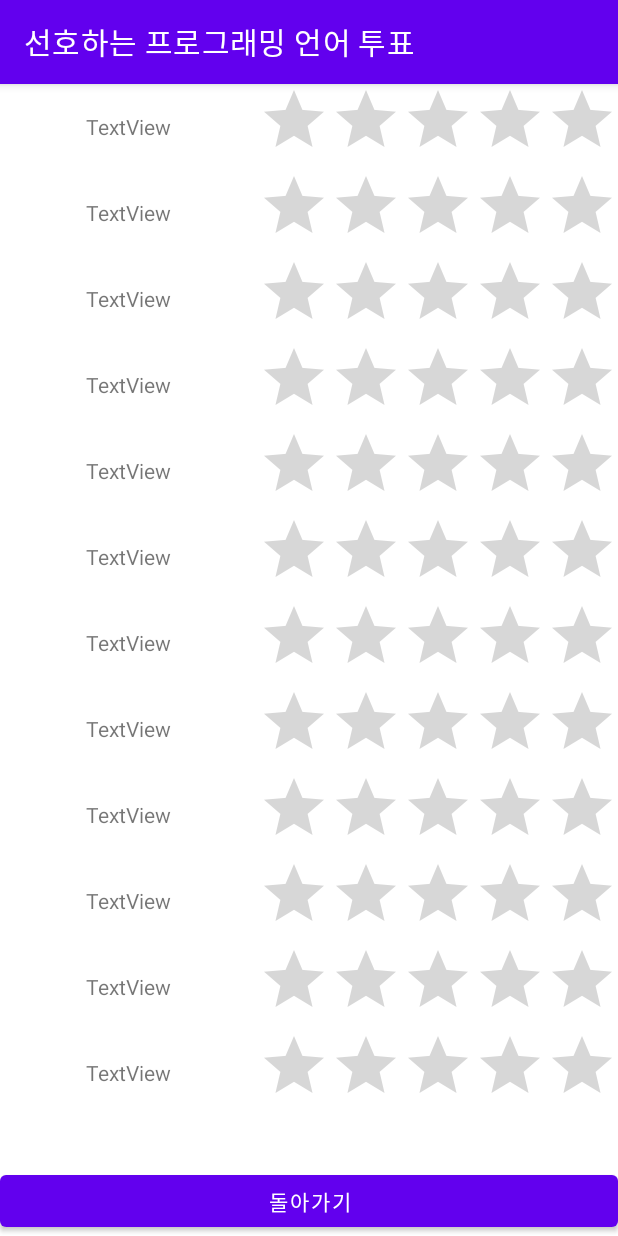
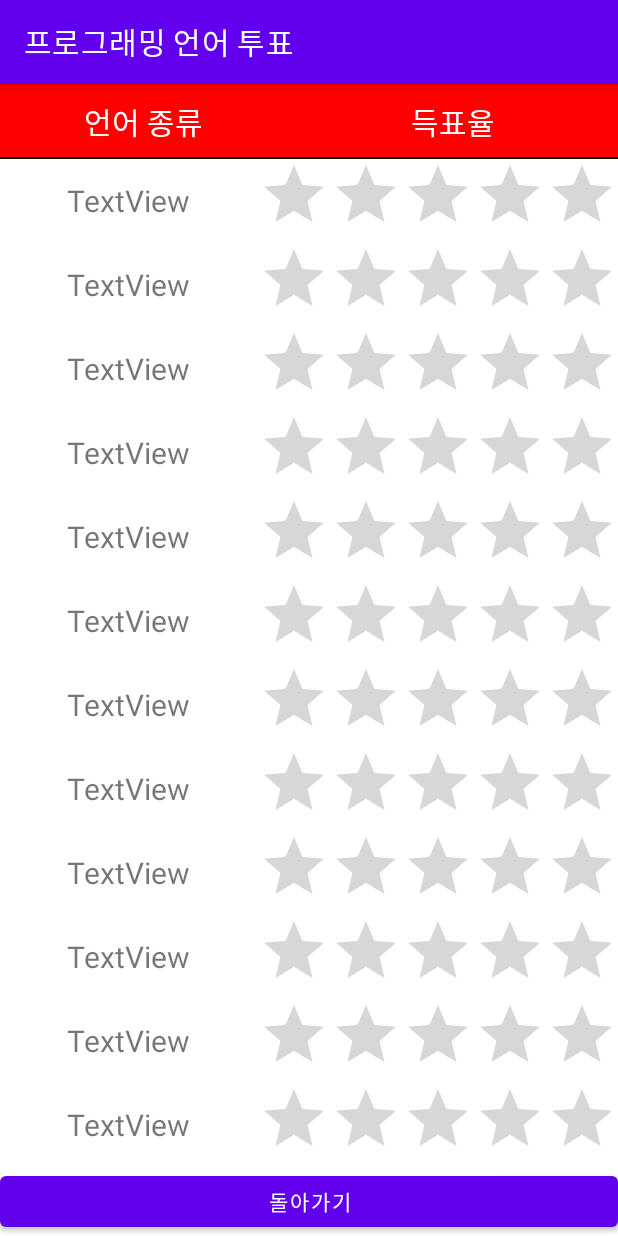
Before and after one commit to estellabridge/project_android, an Android app: the ResultActivity screen opened directly, with no data from a screen before it, on a phone screen of 412 x 824 dp. Run offline under Robolectric (Android 15) with nearby library versions, the phone set to English and light mode, and no system bars; 3 statements that could not run were skipped.

Commit message:
result refresh

```diff
--- a/app/src/main/AndroidManifest.xml
+++ b/app/src/main/AndroidManifest.xml
@@ -8,7 +8,7 @@
         android:dataExtractionRules="@xml/data_extraction_rules"
         android:fullBackupContent="@xml/backup_rules"
         android:icon="@mipmap/ic_launcher"
-        android:label="선호하는 프로그래밍 언어 투표"
+        android:label="프로그래밍 언어 투표"
         android:roundIcon="@mipmap/ic_launcher_round"
         android:supportsRtl="true"
         android:theme="@style/Theme.MyApplication"
--- a/app/src/main/res/layout/activity_main.xml
+++ b/app/src/main/res/layout/activity_main.xml
@@ -15,20 +15,20 @@
             android:layout_width="match_parent"
             android:layout_height="wrap_content"
             android:gravity="center"
-            android:text="선호하는 프로그래밍 언어 투표 앱입니다."/>
+            android:text="선호하는 프로그래밍 언어 투표하는 앱입니다."/>
 
         <TextView
             android:layout_width="match_parent"
             android:layout_height="wrap_content"
             android:gravity="center"
-            android:layout_margin_top="20dp"
+            android:layout_marginTop="20dp"
             android:layout_marginBottom="20dp"
             android:text="원하는 항목을 터치하면 투표되고 득표수를 알려줍니다."/>
 
         <ImageView
             android:layout_width="wrap_content"
             android:layout_height="200dp"
-            android:layout_margin_top="30dp"
+            android:layout_marginTop="30dp"
             android:layout_marginBottom="30dp"
             android:src="@drawable/how_to_use"/>
 
@@ -37,13 +37,14 @@
             android:layout_height="wrap_content"
             android:gravity="center"
             android:layout_marginBottom="20dp"
-            android:text="투표가 완료 되었으면 '투표종료'를 터치하면 결과창을 보여줍니다."/>
+            android:text="투표가 완료 후 '투표종료'를 터치하면 결과창을 보여줍니다."/>
 
         <Button
             android:id="@+id/start_vote"
             android:layout_width="wrap_content"
             android:layout_height="wrap_content"
-            android:text="투표 시작!!"/>
+            android:text="투표 시작!!"
+            />
     </LinearLayout>
 
 
--- a/app/src/main/res/layout/result.xml
+++ b/app/src/main/res/layout/result.xml
@@ -1,29 +1,65 @@
 <?xml version="1.0" encoding="utf-8"?>
-<androidx.constraintlayout.widget.ConstraintLayout
-    xmlns:android="http://schemas.android.com/apk/res/android"
+<androidx.constraintlayout.widget.ConstraintLayout xmlns:android="http://schemas.android.com/apk/res/android"
     xmlns:app="http://schemas.android.com/apk/res-auto"
     xmlns:tools="http://schemas.android.com/tools"
     android:layout_width="match_parent"
     android:layout_height="match_parent"
+    android:orientation="vertical"
     tools:context=".ResultActivity">
 
 
     <TableLayout
-        android:layout_width="match_parent"
-        android:layout_height="match_parent"
+        android:id="@+id/tableLayout"
+        android:layout_width="0dp"
+        android:layout_height="wrap_content"
+        android:background="#000000"
+        android:gravity="center_horizontal"
         android:stretchColumns="0"
-        android:gravity="center_horizontal">
+        app:layout_constraintEnd_toEndOf="parent"
+        app:layout_constraintStart_toStartOf="parent"
+        app:layout_constraintTop_toTopOf="parent">
 
         <TableRow
             android:layout_width="match_parent"
-            android:layout_height="match_parent">
+            android:layout_height="wrap_content"
+            android:layout_marginBottom="1dp"
+            android:background="#FF0000"
+            android:layout_weight="1"
+            android:padding="10dp"
+            >
+
+            <TextView
+                android:layout_width="wrap_content"
+                android:layout_height="wrap_content"
+                android:layout_gravity="center"
+                android:text="언어 종류"
+                android:textColor="#FFFFFF"
+                android:textSize="20dp" />
+
+            <TextView
+                android:layout_width="wrap_content"
+                android:layout_height="wrap_content"
+                android:layout_gravity="center"
+                android:text="득표율"
+                android:textColor="#FFFFFF"
+                android:textSize="20dp" />
+
+
+        </TableRow>
+
+        <TableRow
+            android:layout_width="match_parent"
+            android:layout_height="match_parent"
+            android:background="#FFFFFF"
+            android:layout_weight="1">
 
             <TextView
                 android:id="@+id/tv01"
                 android:layout_width="wrap_content"
                 android:layout_height="wrap_content"
                 android:layout_gravity="center"
-                android:text="TextView" />
+                android:text="TextView"
+                android:textSize="20dp" />
 
             <RatingBar
                 android:id="@+id/rBar01"
@@ -32,15 +68,18 @@
         </TableRow>
 
         <TableRow
+            android:layout_width="wrap_content"
             android:layout_height="wrap_content"
-            android:layout_width="wrap_content">
+            android:background="#FFFFFF"
+            android:layout_weight="1">
 
             <TextView
                 android:id="@+id/tv02"
                 android:layout_width="wrap_content"
                 android:layout_height="wrap_content"
                 android:layout_gravity="center"
-                android:text="TextView" />
+                android:text="TextView"
+                android:textSize="20dp" />
 
             <RatingBar
                 android:id="@+id/rBar02"
@@ -49,15 +88,18 @@
         </TableRow>
 
         <TableRow
-            android:layout_height="wrap_content"
-            android:layout_width="wrap_content">
+            android:layout_width="wrap_content"
+            android:layout_height="17dp"
+            android:background="#FFFFFF"
+            android:layout_weight="1">
 
             <TextView
                 android:id="@+id/tv03"
                 android:layout_width="wrap_content"
                 android:layout_height="wrap_content"
                 android:layout_gravity="center"
-                android:text="TextView" />
+                android:text="TextView"
+                android:textSize="20dp" />
 
             <RatingBar
                 android:id="@+id/rBar03"
@@ -66,15 +108,18 @@
         </TableRow>
 
         <TableRow
+            android:layout_width="wrap_content"
             android:layout_height="wrap_content"
-            android:layout_width="wrap_content">
+            android:background="#FFFFFF"
+            android:layout_weight="1">
 
             <TextView
                 android:id="@+id/tv04"
                 android:layout_width="wrap_content"
                 android:layout_height="wrap_content"
                 android:layout_gravity="center"
-                android:text="TextView" />
+                android:text="TextView"
+                android:textSize="20dp" />
 
             <RatingBar
                 android:id="@+id/rBar04"
@@ -83,15 +128,18 @@
         </TableRow>
 
         <TableRow
+            android:layout_width="wrap_content"
             android:layout_height="wrap_content"
-            android:layout_width="wrap_content">
+            android:background="#FFFFFF"
+            android:layout_weight="1">
 
             <TextView
                 android:id="@+id/tv05"
                 android:layout_width="wrap_content"
                 android:layout_height="wrap_content"
                 android:layout_gravity="center"
-                android:text="TextView" />
+                android:text="TextView"
+                android:textSize="20dp" />
 
             <RatingBar
                 android:id="@+id/rBar05"
@@ -100,15 +148,18 @@
         </TableRow>
 
         <TableRow
+            android:layout_width="wrap_content"
             android:layout_height="wrap_content"
-            android:layout_width="wrap_content">
+            android:background="#FFFFFF"
+            android:layout_weight="1">
 
             <TextView
                 android:id="@+id/tv06"
                 android:layout_width="wrap_content"
                 android:layout_height="wrap_content"
                 android:layout_gravity="center"
-                android:text="TextView" />
+                android:text="TextView"
+                android:textSize="20dp" />
 
             <RatingBar
                 android:id="@+id/rBar06"
@@ -117,15 +168,18 @@
         </TableRow>
 
         <TableRow
+            android:layout_width="wrap_content"
             android:layout_height="wrap_content"
-            android:layout_width="wrap_content">
+            android:background="#FFFFFF"
+            android:layout_weight="1">
 
             <TextView
                 android:id="@+id/tv07"
                 android:layout_width="wrap_content"
                 android:layout_height="wrap_content"
                 android:layout_gravity="center"
-                android:text="TextView" />
+                android:text="TextView"
+                android:textSize="20dp" />
 
             <RatingBar
                 android:id="@+id/rBar07"
@@ -134,15 +188,18 @@
         </TableRow>
 
         <TableRow
+            android:layout_width="wrap_content"
             android:layout_height="wrap_content"
-            android:layout_width="wrap_content">
+            android:background="#FFFFFF"
+            android:layout_weight="1">
 
             <TextView
                 android:id="@+id/tv08"
                 android:layout_width="wrap_content"
                 android:layout_height="wrap_content"
                 android:layout_gravity="center"
-                android:text="TextView" />
+                android:text="TextView"
+                android:textSize="20dp" />
 
             <RatingBar
                 android:id="@+id/rBar08"
@@ -151,15 +208,18 @@
         </TableRow>
 
         <TableRow
+            android:layout_width="wrap_content"
             android:layout_height="wrap_content"
-            android:layout_width="wrap_content">
+            android:background="#FFFFFF"
+            android:layout_weight="1">
 
             <TextView
                 android:id="@+id/tv09"
                 android:layout_width="wrap_content"
                 android:layout_height="wrap_content"
                 android:layout_gravity="center"
-                android:text="TextView" />
+                android:text="TextView"
+                android:textSize="20dp" />
 
             <RatingBar
                 android:id="@+id/rBar09"
@@ -168,15 +228,18 @@
         </TableRow>
 
         <TableRow
+            android:layout_width="wrap_content"
             android:layout_height="wrap_content"
-            android:layout_width="wrap_content">
+            android:background="#FFFFFF"
+            android:layout_weight="1">
 
             <TextView
                 android:id="@+id/tv10"
                 android:layout_width="wrap_content"
                 android:layout_height="wrap_content"
                 android:layout_gravity="center"
-                android:text="TextView" />
+                android:text="TextView"
+                android:textSize="20dp" />
 
             <RatingBar
                 android:id="@+id/rBar10"
@@ -185,15 +248,18 @@
         </TableRow>
 
         <TableRow
+            android:layout_width="wrap_content"
             android:layout_height="wrap_content"
-            android:layout_width="wrap_content">
+            android:background="#FFFFFF"
+            android:layout_weight="1">
 
             <TextView
                 android:id="@+id/tv11"
                 android:layout_width="wrap_content"
                 android:layout_height="wrap_content"
                 android:layout_gravity="center"
-                android:text="TextView" />
+                android:text="TextView"
+                android:textSize="20dp" />
 
             <RatingBar
                 android:id="@+id/rBar11"
@@ -202,16 +268,18 @@
         </TableRow>
 
         <TableRow
+            android:layout_width="wrap_content"
             android:layout_height="wrap_content"
-            android:layout_width="wrap_content"
-            android:layout_marginBottom="50px">
+            android:background="#FFFFFF"
+            android:layout_weight="1">
 
             <TextView
                 android:id="@+id/tv12"
                 android:layout_width="wrap_content"
                 android:layout_height="wrap_content"
                 android:layout_gravity="center"
-                android:text="TextView" />
+                android:text="TextView"
+                android:textSize="20dp" />
 
             <RatingBar
                 android:id="@+id/rBar12"
@@ -220,8 +288,10 @@
         </TableRow>
 
         <TableRow
+            android:layout_width="wrap_content"
             android:layout_height="wrap_content"
-            android:layout_width="wrap_content" >
+            android:background="#FFFFFF"
+            android:layout_weight="1">
 
             <Button
                 android:id="@+id/button"
```
